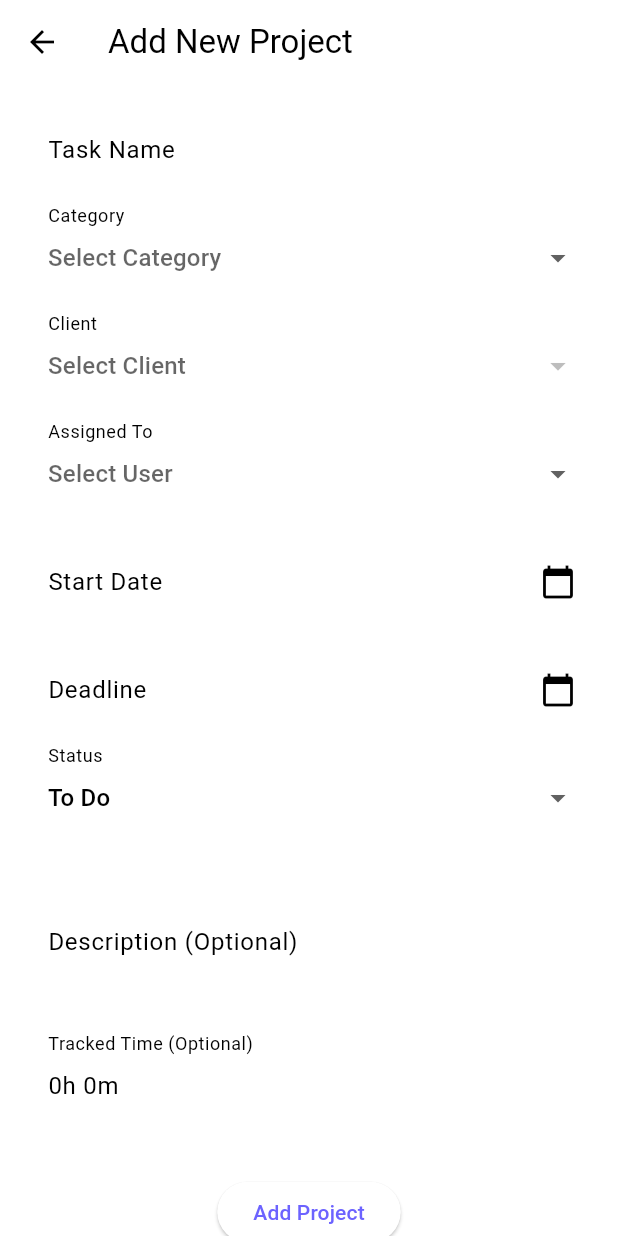
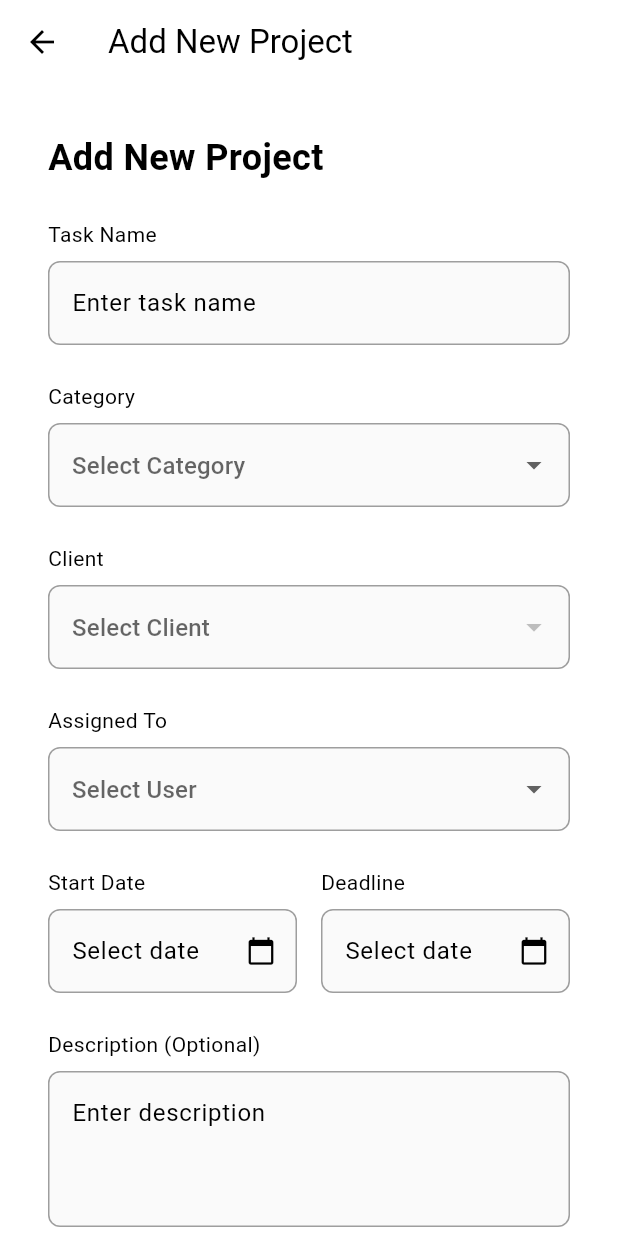
Before and after one commit to Aryaman-Jaiswal/flutter-myapp, a Flutter app: the ProjectAddScreen screen opened directly, on a phone screen of 412 x 824 dp. Run offline on Flutter 3.47's test engine with Material 3 defaults, Android fonts, the phone set to English and light mode, and no system bars; our stand-ins replace animate_do, sqflite, sqflite_common_ffi; missing offline and left inert: gantt_view; accounts and stored records are empty.

```diff
--- a/lib/screens/projects/project_add_screen.dart
+++ b/lib/screens/projects/project_add_screen.dart
@@ -178,44 +178,82 @@ class _ProjectAddScreenState extends State<ProjectAddScreen> {
     }
   }
 
+  // Create a reusable InputDecoration
+  InputDecoration _getInputDecoration(String hintText) {
+    return InputDecoration(
+      hintText: hintText,
+      filled: true,
+      fillColor: Colors.grey[50],
+      border: OutlineInputBorder(
+        borderRadius: BorderRadius.circular(8),
+        borderSide: const BorderSide(color: Colors.grey, width: 1),
+      ),
+      enabledBorder: OutlineInputBorder(
+        borderRadius: BorderRadius.circular(8),
+        borderSide: const BorderSide(color: Colors.grey, width: 1),
+      ),
+      focusedBorder: OutlineInputBorder(
+        borderRadius: BorderRadius.circular(8),
+        borderSide: BorderSide(color: Theme.of(context).primaryColor, width: 2),
+      ),
+      errorBorder: OutlineInputBorder(
+        borderRadius: BorderRadius.circular(8),
+        borderSide: const BorderSide(color: Colors.red, width: 1),
+      ),
+    );
+  }
+
   @override
   Widget build(BuildContext context) {
     final clientProvider = Provider.of<ClientProvider>(context);
     final userProvider = Provider.of<UserProvider>(context);
 
     return Scaffold(
-      appBar: AppBar(title: const Text('Add New Project')),
-      body: Center(
-        child: ConstrainedBox(
-          constraints: const BoxConstraints(maxWidth: 600),
-          child: SingleChildScrollView(
-            padding: const EdgeInsets.all(16.0),
-            child: Form(
+      // Add back the AppBar
+      appBar: AppBar(
+        title: const Text('Add New Project'),
+        leading: IconButton(
+          icon: const Icon(Icons.arrow_back),
+          onPressed: () => Navigator.pop(context),
+        ),
+      ),
+      body: SingleChildScrollView(
+        padding: const EdgeInsets.all(32.0),
+        child: Column(
+          crossAxisAlignment: CrossAxisAlignment.start,
+          children: [
+            // Header
+            const Text(
+              'Add New Project',
+              style: TextStyle(fontSize: 24, fontWeight: FontWeight.bold),
+            ),
+            const SizedBox(height: 24),
+
+            // Form
+            Form(
               key: _formKey,
               child: Column(
-                mainAxisAlignment: MainAxisAlignment.center,
+                crossAxisAlignment: CrossAxisAlignment.start,
                 children: [
+                  // Task Name
+                  const Text('Task Name'),
+                  const SizedBox(height: 8),
                   TextFormField(
                     controller: _taskNameController,
-                    decoration: const InputDecoration(
-                      labelText: 'Task Name',
-                      border: OutlineInputBorder(),
-                    ),
+                    decoration: _getInputDecoration('Enter task name'),
                     validator: (value) =>
                         value!.isEmpty ? 'Enter task name' : null,
                   ),
-                  const SizedBox(height: 16.0),
+                  const SizedBox(height: 24),
 
-                  // Category Dropdown
+                  // Category
+                  const Text('Category'),
+                  const SizedBox(height: 8),
                   DropdownButtonFormField<String>(
-                    decoration: const InputDecoration(
-                      labelText: 'Category',
-                      border: OutlineInputBorder(),
-                    ),
+                    decoration: _getInputDecoration('Select Category'),
                     value: _categoryController.text.isNotEmpty
                         ? _categoryController.text
                         : null,
-                    hint: const Text('Select Category'),
                     items: _categories.map((String cat) {
                       return DropdownMenuItem<String>(
                         value: cat,
@@ -230,16 +268,14 @@ class _ProjectAddScreenState extends State<ProjectAddScreen> {
                     validator: (value) =>
                         value == null ? 'Please select a category' : null,
                   ),
-                  const SizedBox(height: 16.0),
+                  const SizedBox(height: 24),
 
-                  // Client Selector Dropdown
+                  // Client
+                  const Text('Client'),
+                  const SizedBox(height: 8),
                   DropdownButtonFormField<Client>(
-                    decoration: const InputDecoration(
-                      labelText: 'Client',
-                      border: OutlineInputBorder(),
-                    ),
+                    decoration: _getInputDecoration('Select Client'),
                     value: _selectedClient,
-                    hint: const Text('Select Client'),
                     items: clientProvider.clients.map((Client client) {
                       return DropdownMenuItem<Client>(
                         value: client,
@@ -254,20 +290,18 @@ class _ProjectAddScreenState extends State<ProjectAddScreen> {
                     validator: (value) =>
                         value == null ? 'Please select a client' : null,
                   ),
-                  const SizedBox(height: 16.0),
+                  const SizedBox(height: 24),
 
-                  // Assigned To User Selector Dropdown
+                  // Assigned To
+                  const Text('Assigned To'),
+                  const SizedBox(height: 8),
                   DropdownButtonFormField<User>(
-                    decoration: const InputDecoration(
-                      labelText: 'Assigned To',
-                      border: OutlineInputBorder(),
-                    ),
+                    decoration: _getInputDecoration('Select User'),
                     value: _assignedToUser,
-                    hint: const Text('Select User'),
                     items: userProvider.users.map((User user) {
                       return DropdownMenuItem<User>(
                         value: user,
-                        child: Text(user.firstName),
+                        child: Text('${user.firstName} ${user.lastName}'),
                       );
                     }).toList(),
                     onChanged: (User? newValue) {
@@ -278,13 +312,21 @@ class _ProjectAddScreenState extends State<ProjectAddScreen> {
                     validator: (value) =>
                         value == null ? 'Please select a user' : null,
                   ),
-                  const SizedBox(height: 16.0),
+                  const SizedBox(height: 24),
 
-                  // NEW: Start Date Date Picker
+                  // Dates Row
+                  Row(
+                    children: [
+                      Expanded(
+                        child: Column(
+                          crossAxisAlignment: CrossAxisAlignment.start,
+                          children: [
+                            const Text('Start Date'),
+                            const SizedBox(height: 8),
                             GestureDetector(
-                    onTap: () => _selectDate(context, isStartDate: true),
+                              onTap: () =>
+                                  _selectDate(context, isStartDate: true),
                               child: AbsorbPointer(
-                      // Prevents TextFormField from being editable directly
                                 child: TextFormField(
                                   controller: TextEditingController(
                                     text: _selectedStartDate == null
@@ -293,22 +335,32 @@ class _ProjectAddScreenState extends State<ProjectAddScreen> {
                                             'MMM dd, yyyy',
                                           ).format(_selectedStartDate!),
                                   ),
-                        decoration: const InputDecoration(
-                          labelText: 'Start Date',
-                          border: OutlineInputBorder(),
-                          suffixIcon: Icon(Icons.calendar_today),
+                                  decoration: _getInputDecoration('Select date')
+                                      .copyWith(
+                                        suffixIcon: const Icon(
+                                          Icons.calendar_today,
+                                          size: 20,
+                                        ),
                                       ),
                                   validator: (value) => value!.isEmpty
-                            ? 'Please select a start date'
+                                      ? 'Select start date'
                                       : null,
                                 ),
                               ),
                             ),
-                  const SizedBox(height: 16.0),
-
-                  // Deadline Date Picker (uses _selectDate now)
+                          ],
+                        ),
+                      ),
+                      const SizedBox(width: 16),
+                      Expanded(
+                        child: Column(
+                          crossAxisAlignment: CrossAxisAlignment.start,
+                          children: [
+                            const Text('Deadline'),
+                            const SizedBox(height: 8),
                             GestureDetector(
-                    onTap: () => _selectDate(context, isStartDate: false),
+                              onTap: () =>
+                                  _selectDate(context, isStartDate: false),
                               child: AbsorbPointer(
                                 child: TextFormField(
                                   controller: TextEditingController(
@@ -318,71 +370,62 @@ class _ProjectAddScreenState extends State<ProjectAddScreen> {
                                             'MMM dd, yyyy',
                                           ).format(_selectedDeadline!),
                                   ),
-                        decoration: const InputDecoration(
-                          labelText: 'Deadline',
-                          border: OutlineInputBorder(),
-                          suffixIcon: Icon(Icons.calendar_today),
+                                  decoration: _getInputDecoration('Select date')
+                                      .copyWith(
+                                        suffixIcon: const Icon(
+                                          Icons.calendar_today,
+                                          size: 20,
+                                        ),
                                       ),
                                   validator: (value) =>
-                            value!.isEmpty ? 'Please select a deadline' : null,
+                                      value!.isEmpty ? 'Select deadline' : null,
                                 ),
                               ),
-                  ),
-                  const SizedBox(height: 16.0),
-
-                  DropdownButtonFormField<String>(
-                    decoration: const InputDecoration(
-                      labelText: 'Status',
-                      border: OutlineInputBorder(),
-                    ),
-                    value: _statusController.text.isNotEmpty
-                        ? _statusController.text
-                        : null,
-                    hint: const Text('Select Status'),
-                    items: _statuses.map((String status) {
-                      return DropdownMenuItem<String>(
-                        value: status,
-                        child: Text(status),
-                      );
-                    }).toList(),
-                    onChanged: (String? newValue) {
-                      setState(() {
-                        _statusController.text = newValue!;
-                      });
-                    },
-                    validator: (value) =>
-                        value == null ? 'Please select a status' : null,
-                  ),
-                  const SizedBox(height: 16.0),
-
-                  TextFormField(
-                    controller: _descriptionController,
-                    decoration: const InputDecoration(
-                      labelText: 'Description (Optional)',
-                      border: OutlineInputBorder(),
-                    ),
-                    maxLines: 3,
-                  ),
-                  const SizedBox(height: 16.0),
-
-                  TextFormField(
-                    controller: _trackedTimeController,
-                    decoration: const InputDecoration(
-                      labelText: 'Tracked Time (Optional)',
-                      border: OutlineInputBorder(),
-                    ),
-                    readOnly: true,
-                  ),
-                  const SizedBox(height: 32.0),
-
-                  ElevatedButton(
-                    onPressed: _addProject,
-                    child: const Text('Add Project'),
                             ),
                           ],
                         ),
                       ),
+                    ],
                   ),
+                  const SizedBox(height: 24),
+
+                  // Description
+                  const Text('Description (Optional)'),
+                  const SizedBox(height: 8),
+                  TextFormField(
+                    controller: _descriptionController,
+                    maxLines: 3,
+                    decoration: _getInputDecoration('Enter description'),
+                  ),
+                  const SizedBox(height: 32),
+
+                  // Submit Button
+                  Container(
+                    width: double.infinity,
+                    margin: const EdgeInsets.only(top: 32.0),
+                    child: ElevatedButton(
+                      onPressed: _addProject,
+                      style: ElevatedButton.styleFrom(
+                        backgroundColor: Theme.of(context).primaryColor,
+                        padding: const EdgeInsets.symmetric(vertical: 16),
+                        shape: RoundedRectangleBorder(
+                          borderRadius: BorderRadius.circular(8),
+                        ),
+                      ),
+                      child: const Text(
+                        'Add Project',
+                        style: TextStyle(
+                          fontSize: 16,
+                          color: Colors.white,
+                          fontWeight: FontWeight.bold,
+                        ),
+                      ),
+                    ),
+                  ),
+                ],
+              ),
+            ),
+          ],
         ),
       ),
     );
```
Also changed, not shown: lib/screens/projects/project_list_screen.dart (+51 -53 lines), lib/utils/gantt_helpers.dart (+32 -64 lines). Lines whose indentation alone changed are shown as unchanged.
